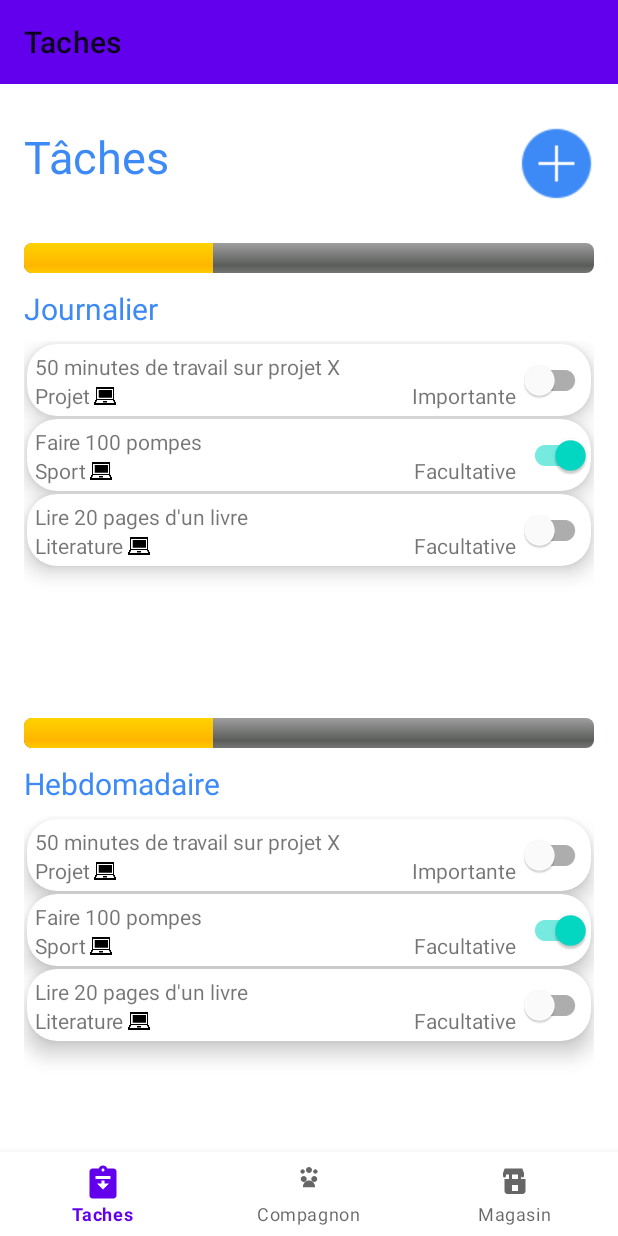
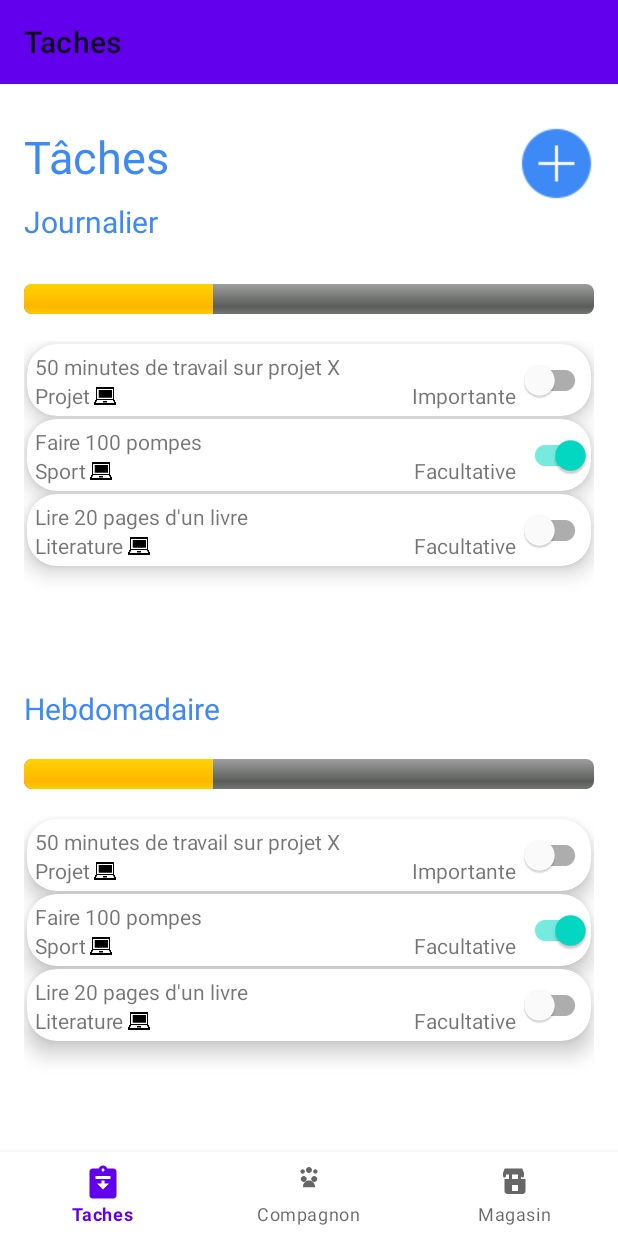
Before and after one commit to sofianghobrini/Vakna, an Android app built with Jetpack Compose: the screen it shows after launch (MainActivity), on a phone screen of 412 x 824 dp. Run offline under Robolectric (Android 15) with nearby library versions, the phone set to English and light mode, and no system bars; our stand-ins replace navigation-ui; Roboto replaces fonts that are not available here.

Commit message:
Améliorer UI

```diff
--- a/app/src/main/res/layout/fragment_taches.xml
+++ b/app/src/main/res/layout/fragment_taches.xml
@@ -54,17 +54,6 @@
 
             </LinearLayout>
 
-            <ProgressBar
-                android:id="@+id/progressTachesJournalier"
-                android:layout_width="match_parent"
-                android:layout_height="wrap_content"
-                android:layout_marginTop="28dp"
-                android:max="100"
-                android:progress="0"
-                android:layout_marginBottom="10dp"
-                app:layout_constraintTop_toBottomOf="@id/texteTitreTaches"
-                style="@android:style/Widget.ProgressBar.Horizontal"/>
-
             <TextView
                 android:id="@+id/texteTachesJournalier"
                 android:layout_width="wrap_content"
@@ -76,6 +65,17 @@
                 app:layout_constraintHorizontal_bias="0.045"
                 app:layout_constraintStart_toStartOf="parent"
                 app:layout_constraintTop_toBottomOf="@id/progressTachesJournalier" />
+
+            <ProgressBar
+                android:id="@+id/progressTachesJournalier"
+                style="@android:style/Widget.ProgressBar.Horizontal"
+                android:layout_width="match_parent"
+                android:layout_height="wrap_content"
+                android:layout_marginTop="28dp"
+                android:layout_marginBottom="10dp"
+                android:max="100"
+                android:progress="0"
+                app:layout_constraintTop_toBottomOf="@id/texteTitreTaches" />
 
             <androidx.recyclerview.widget.RecyclerView
                 android:id="@+id/listeTachesJournalier"
@@ -89,17 +89,6 @@
                 app:layout_constraintEnd_toEndOf="parent"
                 tools:listitem="@layout/liste_taches" />
 
-            <ProgressBar
-                android:id="@+id/progressTachesHebdomadaire"
-                android:layout_width="match_parent"
-                android:layout_height="wrap_content"
-                android:layout_marginTop="20dp"
-                android:max="100"
-                android:progress="0"
-                android:layout_marginBottom="10dp"
-                app:layout_constraintTop_toBottomOf="@id/listeTachesJournalier"
-                style="@android:style/Widget.ProgressBar.Horizontal"/>
-
             <TextView
                 android:id="@+id/texteTachesHebdomadaire"
                 android:layout_width="wrap_content"
@@ -111,6 +100,17 @@
                 app:layout_constraintHorizontal_bias="0.047"
                 app:layout_constraintStart_toStartOf="parent"
                 app:layout_constraintTop_toBottomOf="@id/progressTachesHebdomadaire" />
+
+            <ProgressBar
+                android:id="@+id/progressTachesHebdomadaire"
+                android:layout_width="match_parent"
+                android:layout_height="wrap_content"
+                android:layout_marginTop="20dp"
+                android:max="100"
+                android:progress="0"
+                android:layout_marginBottom="10dp"
+                app:layout_constraintTop_toBottomOf="@id/listeTachesJournalier"
+                style="@android:style/Widget.ProgressBar.Horizontal"/>
 
             <androidx.recyclerview.widget.RecyclerView
                 android:id="@+id/listeTachesHebdomadaire"
@@ -124,17 +124,6 @@
                 app:layout_constraintEnd_toEndOf="parent"
                 tools:listitem="@layout/liste_taches" />
 
-            <ProgressBar
-                android:id="@+id/progressTachesMensuel"
-                android:layout_width="match_parent"
-                android:layout_height="wrap_content"
-                android:layout_marginTop="20dp"
-                android:max="100"
-                android:progress="0"
-                android:layout_marginBottom="10dp"
-                app:layout_constraintTop_toBottomOf="@id/listeTachesHebdomadaire"
-                style="@android:style/Widget.ProgressBar.Horizontal"/>
-
             <TextView
                 android:id="@+id/texteTachesMensuel"
                 android:layout_width="wrap_content"
@@ -146,6 +135,17 @@
                 app:layout_constraintHorizontal_bias="0.047"
                 app:layout_constraintStart_toStartOf="parent"
                 app:layout_constraintTop_toBottomOf="@id/progressTachesMensuel" />
+
+            <ProgressBar
+                android:id="@+id/progressTachesMensuel"
+                style="@android:style/Widget.ProgressBar.Horizontal"
+                android:layout_width="match_parent"
+                android:layout_height="wrap_content"
+                android:layout_marginTop="20dp"
+                android:layout_marginBottom="10dp"
+                android:max="100"
+                android:progress="0"
+                app:layout_constraintTop_toBottomOf="@id/listeTachesHebdomadaire" />
 
             <androidx.recyclerview.widget.RecyclerView
                 android:id="@+id/listeTachesMensuel"
```
Also changed, not shown: app/src/main/res/layout/fragment_ajouter.xml (+13 -11 lines).
